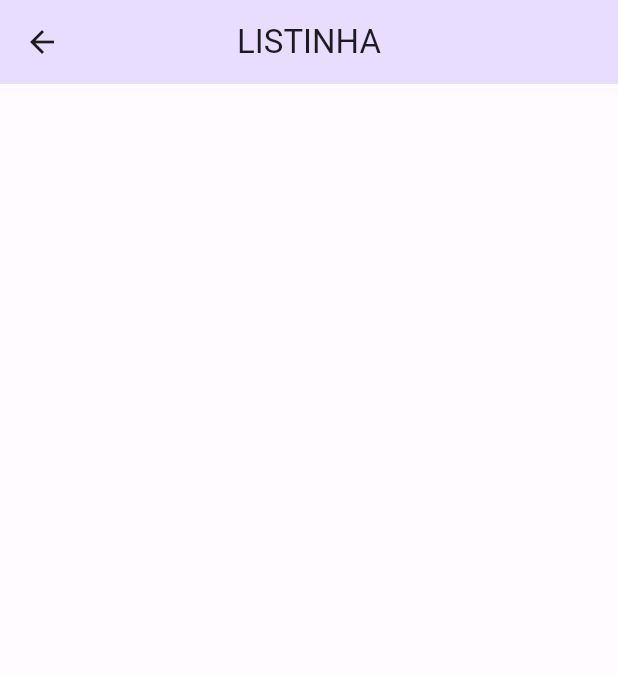
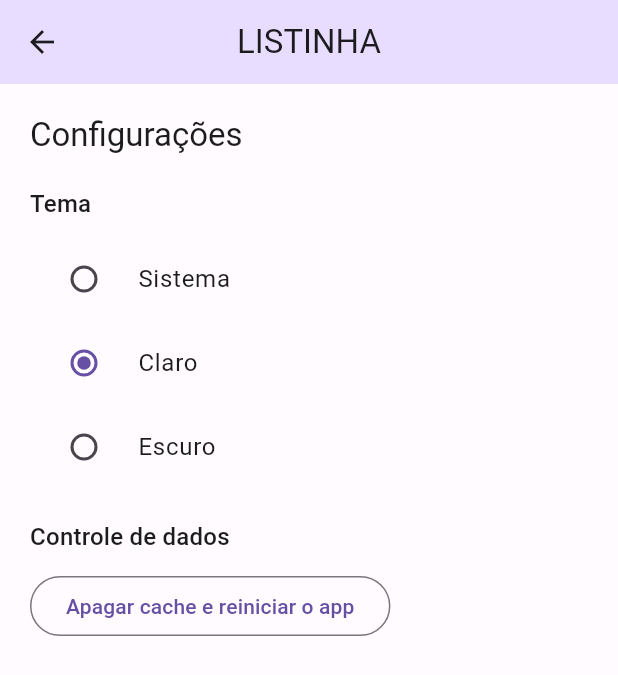
Before and after one commit to MauricioEscouto/Flutter, a Flutter app: the ConfigurationPage screen opened by its route, on a phone screen of 412 x 824 dp. Shown: the top 675 px of the screen. Run offline on Flutter 3.47's test engine with Material 2 defaults, Android fonts, the phone set to English and light mode, and no system bars; our stand-ins replace flutter_modular.

```diff
--- a/SemanaFullstack/LISTINHA/app/lib/src/configuration/configuration_page.dart
+++ b/SemanaFullstack/LISTINHA/app/lib/src/configuration/configuration_page.dart
@@ -11,7 +11,67 @@ class _ConfigurationPageState extends State<ConfigurationPage> {
   @override
   Widget build(BuildContext context) {
     return Scaffold(
-      appBar: AppBar(title: Text('LISTINHA'),),
+      appBar: AppBar(
+        title: Text('LISTINHA'),
+      ),
+      body: Padding(
+        padding: const EdgeInsets.only(
+          top: 20,
+          right: 20,
+          left: 20,
+        ),
+        child: Column(
+          crossAxisAlignment: CrossAxisAlignment.start,
+          children: [
+            Text(
+              'Configurações',
+              style: Theme.of(context).textTheme.titleLarge,
+            ),
+            const SizedBox(
+              height: 20,
+            ),
+            Text(
+              'Tema',
+              style: Theme.of(context).textTheme.titleMedium,
+            ),
+            const SizedBox(
+              height: 10,
+            ),
+            RadioListTile<ThemeMode>(
+              value: ThemeMode.system,
+              groupValue: ThemeMode.light,
+              onChanged: (mode) {},
+              title: const Text('Sistema'),
+            ),
+            RadioListTile<ThemeMode>(
+              value: ThemeMode.light,
+              groupValue: ThemeMode.light,
+              onChanged: (mode) {},
+              title: const Text('Claro'),
+            ),
+            RadioListTile<ThemeMode>(
+              value: ThemeMode.dark,
+              groupValue: ThemeMode.light,
+              onChanged: (mode) {},
+              title: const Text('Escuro'),
+            ),
+            const SizedBox(
+              height: 20,
+            ),
+            Text(
+              'Controle de dados',
+              style: Theme.of(context).textTheme.titleMedium,
+            ),
+            const SizedBox(
+              height: 10,
+            ),
+            OutlinedButton(
+              onPressed: () {},
+              child: Text('Apagar cache e reiniciar o app'),
+            ),
+          ],
+        ),
+      ),
     );
   }
 }
--- a/SemanaFullstack/LISTINHA/app/lib/src/shared/themes/themes.dart
+++ b/SemanaFullstack/LISTINHA/app/lib/src/shared/themes/themes.dart
@@ -11,7 +11,7 @@ ThemeData get lightTheme => ThemeData(
   ),
   floatingActionButtonTheme: FloatingActionButtonThemeData(
     backgroundColor: _lightColorScheme.primary,
-    foregroundColor: Colors.white,
+    foregroundColor: _lightColorScheme.onPrimary,
   ),
   segmentedButtonTheme: _segmentedButtonTheme,
 );
--- a/SemanaFullstack/LISTINHA/app/lib/src/shared/widgets/user_imagem_button.dart
+++ b/SemanaFullstack/LISTINHA/app/lib/src/shared/widgets/user_imagem_button.dart
@@ -5,11 +5,13 @@ class UserImageButton extends StatelessWidget {
 
   @override
   Widget build(BuildContext context) {
+    final theme = Theme.of(context);
+    final colorScheme = theme.colorScheme;
     return GestureDetector(
         child: CircleAvatar(
           child: Text('A'),
-          backgroundColor: Theme.of(context).primaryColor,
-          foregroundColor: Colors.white,
+          backgroundColor: colorScheme.primary,
+          foregroundColor: colorScheme.onPrimary,
         ),
       );
   }
```
